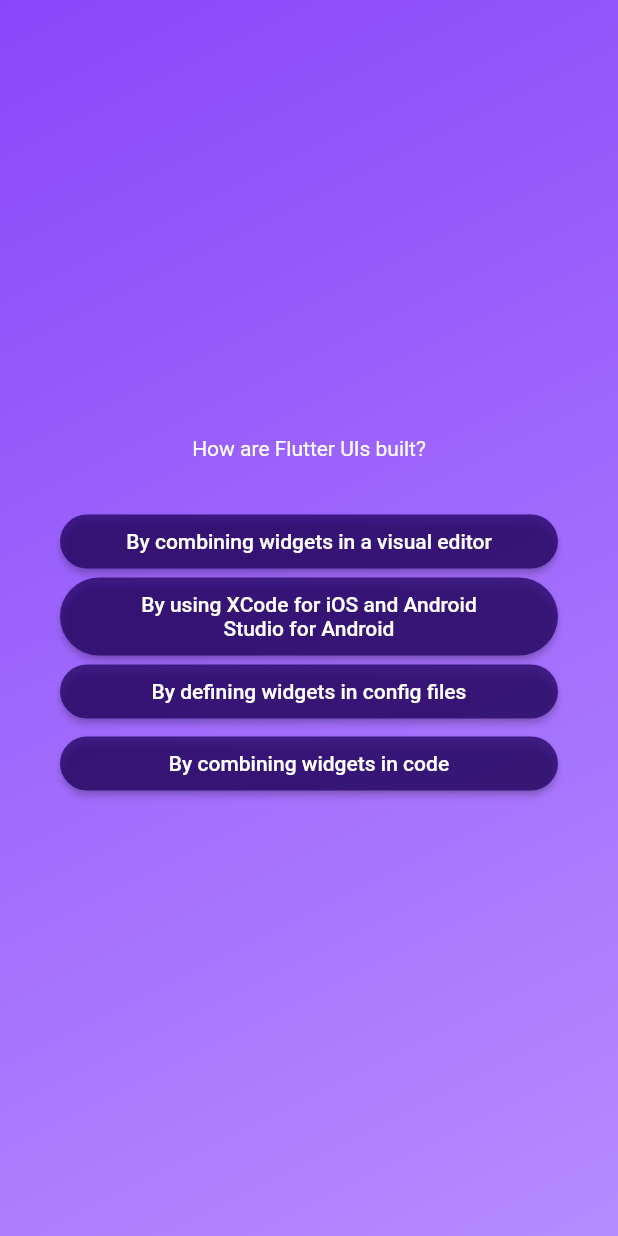
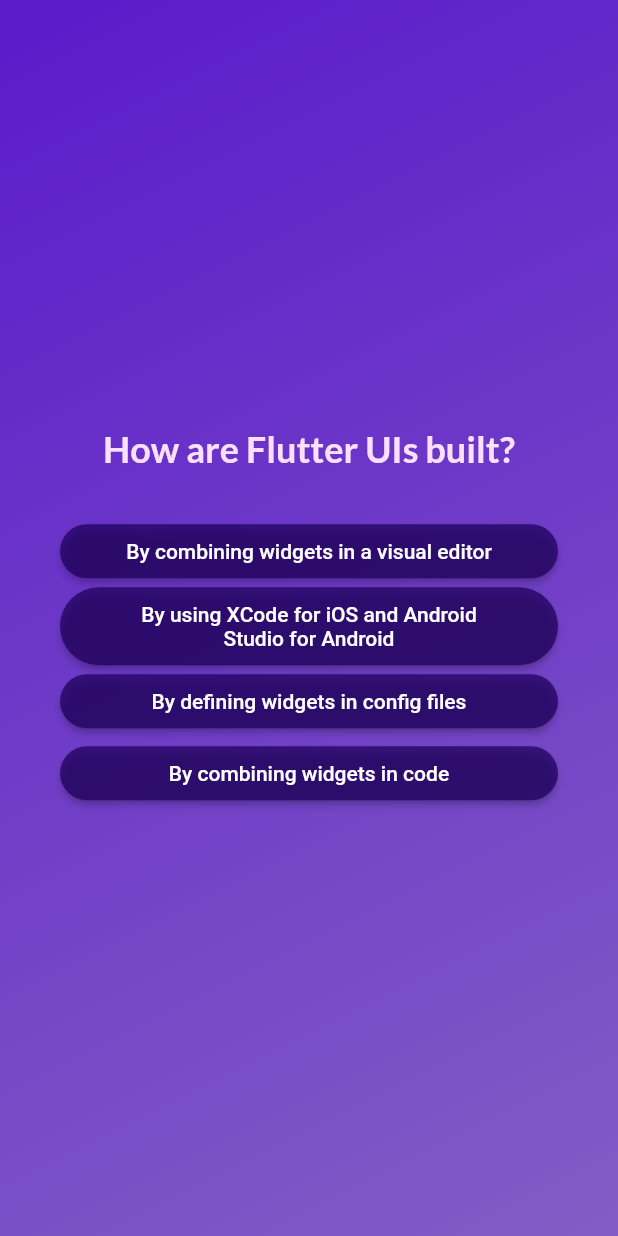
Before and after one commit to diyar214/quiz-app, a Flutter app: the screen it shows after launch, after a tap on "Start Quiz", after a tap on "Components", on a phone screen of 412 x 824 dp. Run offline on Flutter 3.47's test engine with Material 2 defaults, Android fonts, the phone set to English and light mode, and no system bars; our stand-ins replace google_fonts.

Commit message:
Modifications: made changes and add result screen

```diff
--- a/lib/questions_page.dart
+++ b/lib/questions_screen.dart
@@ -1,10 +1,12 @@
 import 'package:flutter/material.dart';
+import 'package:google_fonts/google_fonts.dart';
 
 import 'package:questions_app/answer_button.dart';
 import 'package:questions_app/data/questions.dart';
 
 class QuestionsPage extends StatefulWidget {
-  const QuestionsPage({super.key});
+  final void Function(String answer) onSelectAnswer;
+  const QuestionsPage({super.key, required this.onSelectAnswer});
 
   @override
   State<QuestionsPage> createState() => _QuestionsPageState();
@@ -13,7 +15,8 @@ class QuestionsPage extends StatefulWidget {
 class _QuestionsPageState extends State<QuestionsPage> {
   int index = 0;
 
-  void answerQuestion() {
+  void answerQuestion(String selectedAnswer) {
+    widget.onSelectAnswer(selectedAnswer);
     setState(() {
       index++;
     });
@@ -32,12 +35,17 @@ class _QuestionsPageState extends State<QuestionsPage> {
           children: [
             Text(
               currentQuestion.questionText,
-              style: const TextStyle(color: Colors.white),
+              style: GoogleFonts.lato(
+                  color: const Color.fromARGB(255, 249, 224, 255),
+                  fontSize: 24,
+                  fontWeight: FontWeight.bold),
               textAlign: TextAlign.center,
             ),
             const SizedBox(height: 30),
-            ...currentQuestion.getShuffledAnswers().map((item) =>
-                AnswerButton(answerText: item, onPressed: answerQuestion)),
+            ...currentQuestion.getShuffledAnswers().map((answer) =>
+                AnswerButton(
+                    answerText: answer,
+                    onPressed: () => answerQuestion(answer))),
           ],
         ),
       ),
--- a/lib/quiz.dart
+++ b/lib/quiz.dart
@@ -1,7 +1,9 @@
 import 'package:flutter/material.dart';
-import 'package:questions_app/questions_page.dart';
+import 'package:questions_app/data/questions.dart';
+import 'package:questions_app/questions_screen.dart';
+import 'package:questions_app/results_screen.dart';
 
-import 'package:questions_app/start_page.dart';
+import 'package:questions_app/start_screen.dart';
 
 class Quiz extends StatefulWidget {
   const Quiz({super.key});
@@ -11,22 +13,37 @@ class Quiz extends StatefulWidget {
 }
 
 class _QuizState extends State<Quiz> {
-  late Widget activeScreen;
+  var activeScreen = 'start-src';
 
-  @override
-  void initState() {
-    activeScreen = StartPage(switchScreen);
-    super.initState();
-  }
+  List<String> selectedAnswers = [];
 
   void switchScreen() {
     setState(() {
-      activeScreen = const QuestionsPage();
+      activeScreen = 'ques-src';
     });
+  }
+
+  void setAnswer(String answer) {
+    selectedAnswers.add(answer);
+    if (selectedAnswers.length == questions.length) {
+      setState(() {
+        activeScreen = 'result-src';
+        selectedAnswers.clear();
+      });
+    }
   }
 
   @override
   Widget build(BuildContext context) {
+    Widget screenWidget = StartPage(switchScreen);
+
+    if (activeScreen == 'ques-src') {
+      screenWidget = QuestionsPage(onSelectAnswer: setAnswer);
+    }
+
+    if (activeScreen == 'result-src') {
+      screenWidget = ResultsScreen(selectedAnswers: selectedAnswers);
+    }
     return MaterialApp(
       debugShowCheckedModeBanner: false,
       home: Scaffold(
@@ -34,13 +51,13 @@ class _QuizState extends State<Quiz> {
           decoration: const BoxDecoration(
               gradient: LinearGradient(
             colors: [
-              Color.fromARGB(255, 137, 71, 250),
-              Color.fromARGB(255, 182, 139, 255)
+              Color.fromARGB(255, 91, 26, 202),
+              Color.fromARGB(255, 131, 93, 197)
             ],
             begin: Alignment.topLeft,
             end: Alignment.bottomRight,
           )),
-          child: activeScreen,
+          child: screenWidget,
         ),
       ),
     );
--- a/pubspec.yaml
+++ b/pubspec.yaml
@@ -34,6 +34,7 @@ dependencies:
   # The following adds the Cupertino Icons font to your application.
   # Use with the CupertinoIcons class for iOS style icons.
   cupertino_icons: ^1.0.2
+  google_fonts: ^6.1.0
 
 dev_dependencies:
   flutter_test:
```
Also changed, not shown: lib/results_screen.dart (added, +27 -0 lines), lib/start_screen.dart (renamed from lib/start_page.dart), pubspec.lock.
